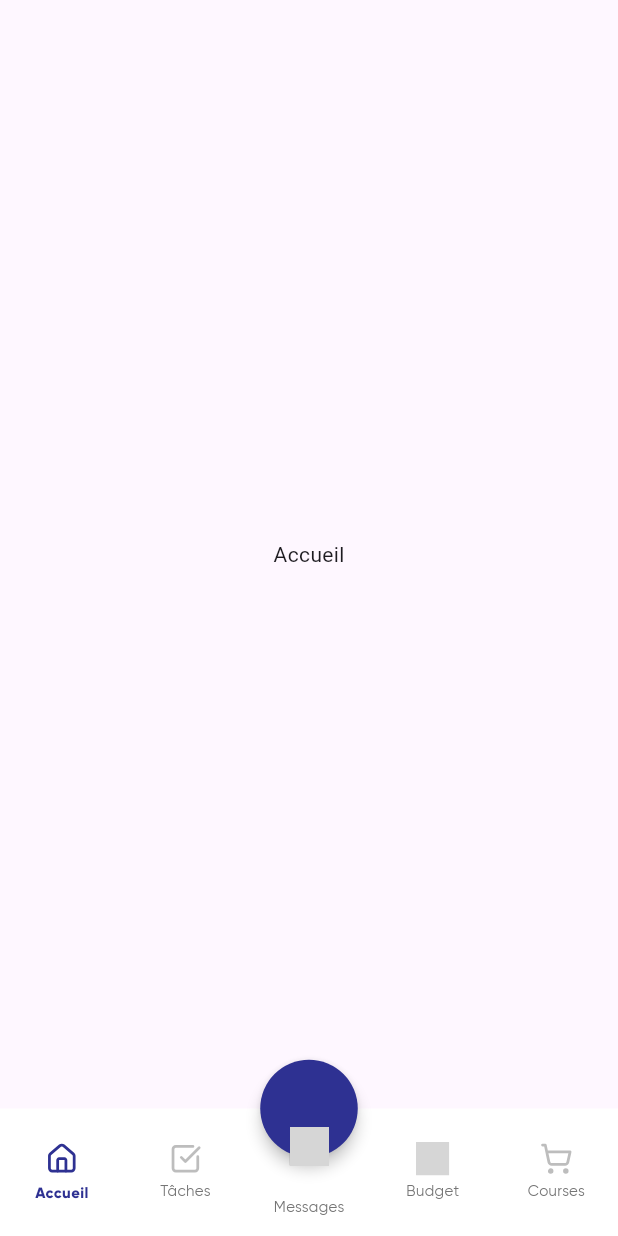
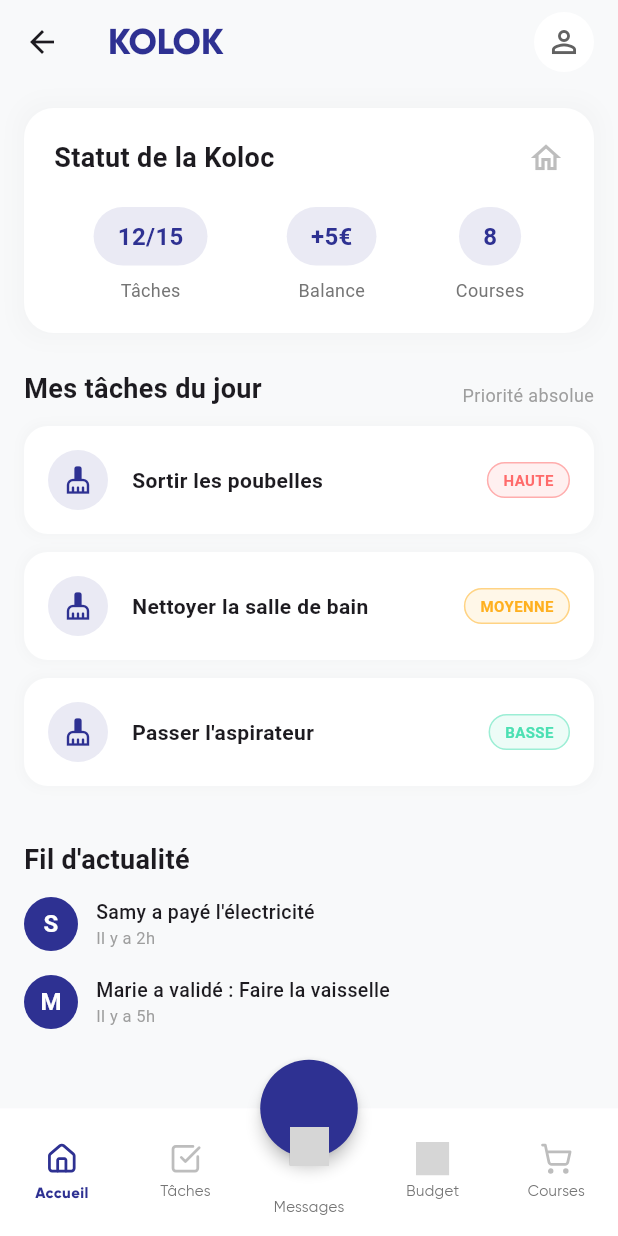
Before and after one commit to JulesssL/front-kolok, a Flutter app: the MainScreen screen opened directly, on a phone screen of 412 x 824 dp. Run offline on Flutter 3.47's test engine with Material 3 defaults, Android fonts, the phone set to English and light mode, and no system bars; our stand-ins replace flutter_dotenv, flutter_secure_storage, flutter_svg, google_fonts; accounts and stored records are empty; grey boxes are pictures that could not be loaded.

Commit message:
feat: build home screen UI

```diff
--- /dev/null
+++ b/lib/screens/home/home_screen.dart
@@ -0,0 +1,234 @@
+import 'package:flutter/material.dart';
+
+class HomeScreen extends StatelessWidget {
+  const HomeScreen({super.key});
+
+  @override
+  Widget build(BuildContext context) {
+    return Scaffold(
+      backgroundColor: const Color(0xFFF8F9FA),
+      appBar: AppBar(
+        backgroundColor: const Color(0xFFF8F9FA),
+        elevation: 0,
+        title: Text(
+          "KOLOK",
+          style: TextStyle(
+            color: const Color(0xFF2E3192),
+            fontWeight: FontWeight.w800,
+            fontSize: 24,
+            fontFamily: 'Gilroy',
+          ),
+        ),
+        actions: [
+          Padding(
+            padding: const EdgeInsets.only(right: 16.0),
+            child: CircleAvatar(
+              backgroundColor: Colors.white,
+              child: Icon(Icons.person_outline, color: Colors.grey.shade700),
+            ),
+          )
+        ],
+      ),
+      body: SingleChildScrollView(
+        padding: const EdgeInsets.all(16.0),
+        child: Column(
+          crossAxisAlignment: CrossAxisAlignment.start,
+          children: [
+            _buildKolokStatusCard(),
+            const SizedBox(height: 24),
+            _buildSectionHeader("Mes tâches du jour", "Priorité absolue"),
+            const SizedBox(height: 12),
+            _buildTaskItem("Sortir les poubelles", "HAUTE", const Color(0xFFFF6B6B)),
+            _buildTaskItem("Nettoyer la salle de bain", "MOYENNE", const Color(0xFFFFB020)),
+            _buildTaskItem("Passer l'aspirateur", "BASSE", const Color(0xFF4CE0B3)),
+            const SizedBox(height: 24),
+            const Text(
+              "Fil d'actualité",
+              style: TextStyle(fontSize: 18, fontWeight: FontWeight.bold),
+            ),
+            const SizedBox(height: 12),
+            _buildFeedItem("S", "Samy a payé l'électricité", "Il y a 2h"),
+            _buildFeedItem("M", "Marie a validé : Faire la vaisselle", "Il y a 5h"),
+            const SizedBox(height: 80), // Padding for bottom nav bar
+          ],
+        ),
+      ),
+    );
+  }
+
+  Widget _buildKolokStatusCard() {
+    return Container(
+      padding: const EdgeInsets.all(20),
+      decoration: BoxDecoration(
+        color: Colors.white,
+        borderRadius: BorderRadius.circular(20),
+        boxShadow: [
+          BoxShadow(
+            color: Colors.grey.withOpacity(0.05),
+            blurRadius: 10,
+            spreadRadius: 5,
+          )
+        ],
+      ),
+      child: Column(
+        crossAxisAlignment: CrossAxisAlignment.start,
+        children: [
+          Row(
+            mainAxisAlignment: MainAxisAlignment.spaceBetween,
+            children: [
+              const Text(
+                "Statut de la Koloc",
+                style: TextStyle(fontSize: 18, fontWeight: FontWeight.bold),
+              ),
+              Icon(Icons.home_outlined, color: Colors.grey.shade400),
+            ],
+          ),
+          const SizedBox(height: 20),
+          Row(
+            mainAxisAlignment: MainAxisAlignment.spaceAround,
+            children: [
+              _buildStatusIndicator("12/15", "Tâches", const Color(0xFF2E3192)),
+              _buildStatusIndicator("+5€", "Balance", const Color(0xFF2E3192)),
+              _buildStatusIndicator("8", "Courses", const Color(0xFF2E3192)),
+            ],
+          )
+        ],
+      ),
+    );
+  }
+
+  Widget _buildStatusIndicator(String value, String label, Color color) {
+    return Column(
+      children: [
+        Container(
+          padding: const EdgeInsets.symmetric(horizontal: 16, vertical: 8),
+          decoration: BoxDecoration(
+            color: color.withOpacity(0.1),
+            borderRadius: BorderRadius.circular(20),
+          ),
+          child: Text(
+            value,
+            style: TextStyle(
+              color: color,
+              fontWeight: FontWeight.bold,
+              fontSize: 16,
+            ),
+          ),
+        ),
+        const SizedBox(height: 8),
+        Text(
+          label,
+          style: TextStyle(
+            color: Colors.grey.shade600,
+            fontSize: 12,
+          ),
+        ),
+      ],
+    );
+  }
+
+  Widget _buildSectionHeader(String title, String subtitle) {
+    return Row(
+      mainAxisAlignment: MainAxisAlignment.spaceBetween,
+      crossAxisAlignment: CrossAxisAlignment.end,
+      children: [
+        Text(
+          title,
+          style: const TextStyle(fontSize: 18, fontWeight: FontWeight.bold),
+        ),
+        Text(
+          subtitle,
+          style: TextStyle(fontSize: 12, color: Colors.grey.shade500),
+        ),
+      ],
+    );
+  }
+
+  Widget _buildTaskItem(String title, String priority, Color priorityColor) {
+    return Container(
+      margin: const EdgeInsets.only(bottom: 12),
+      padding: const EdgeInsets.all(16),
+      decoration: BoxDecoration(
+        color: Colors.white,
+        borderRadius: BorderRadius.circular(16),
+        boxShadow: [
+          BoxShadow(
+            color: Colors.grey.withOpacity(0.05),
+            blurRadius: 5,
+            spreadRadius: 2,
+          )
+        ],
+      ),
+      child: Row(
+        children: [
+          Container(
+            width: 40,
+            height: 40,
+            decoration: BoxDecoration(
+              color: const Color(0xFF2E3192).withOpacity(0.1),
+              shape: BoxShape.circle,
+            ),
+            child: const Icon(Icons.cleaning_services, color: Color(0xFF2E3192), size: 20),
+          ),
+          const SizedBox(width: 16),
+          Expanded(
+            child: Text(
+              title,
+              style: const TextStyle(fontWeight: FontWeight.w600, fontSize: 14),
+            ),
+          ),
+          Container(
+            padding: const EdgeInsets.symmetric(horizontal: 10, vertical: 4),
+            decoration: BoxDecoration(
+              color: priorityColor.withOpacity(0.1),
+              borderRadius: BorderRadius.circular(12),
+              border: Border.all(color: priorityColor.withOpacity(0.5)),
+            ),
+            child: Text(
+              priority,
+              style: TextStyle(
+                color: priorityColor,
+                fontSize: 10,
+                fontWeight: FontWeight.bold,
+              ),
+            ),
+          )
+        ],
+      ),
+    );
+  }
+
+  Widget _buildFeedItem(String initial, String text, String time) {
+    return Padding(
+      padding: const EdgeInsets.only(bottom: 16.0),
+      child: Row(
+        children: [
+          CircleAvatar(
+            backgroundColor: const Color(0xFF2E3192),
+            radius: 18,
+            child: Text(
+              initial,
+              style: const TextStyle(color: Colors.white, fontWeight: FontWeight.bold),
+            ),
+          ),
+          const SizedBox(width: 12),
+          Expanded(
+            child: Column(
+              crossAxisAlignment: CrossAxisAlignment.start,
+              children: [
+                Text(
+                  text,
+                  style: const TextStyle(fontSize: 13, fontWeight: FontWeight.w500),
+                ),
+                Text(
+                  time,
+                  style: TextStyle(fontSize: 11, color: Colors.grey.shade500),
+                ),
+              ],
+            ),
+          )
+        ],
+      ),
+    );
+  }
+}
--- a/lib/screens/main_screen.dart
+++ b/lib/screens/main_screen.dart
@@ -1,5 +1,6 @@
 import 'package:flutter/material.dart';
 import 'package:flutter_svg/flutter_svg.dart';
+import 'home/home_screen.dart';
 
 class MainScreen extends StatefulWidget {
   const MainScreen({super.key});
@@ -12,7 +13,7 @@ class _MainScreenState extends State<MainScreen> {
   int _currentIndex = 0;
 
   final List<Widget> _pages = [
-    const Center(child: Text("Accueil")),
+    const HomeScreen(),
     const Center(child: Text("Tâches")),
     const Center(child: Text("Messages")),
     const Center(child: Text("Budget")),
```
